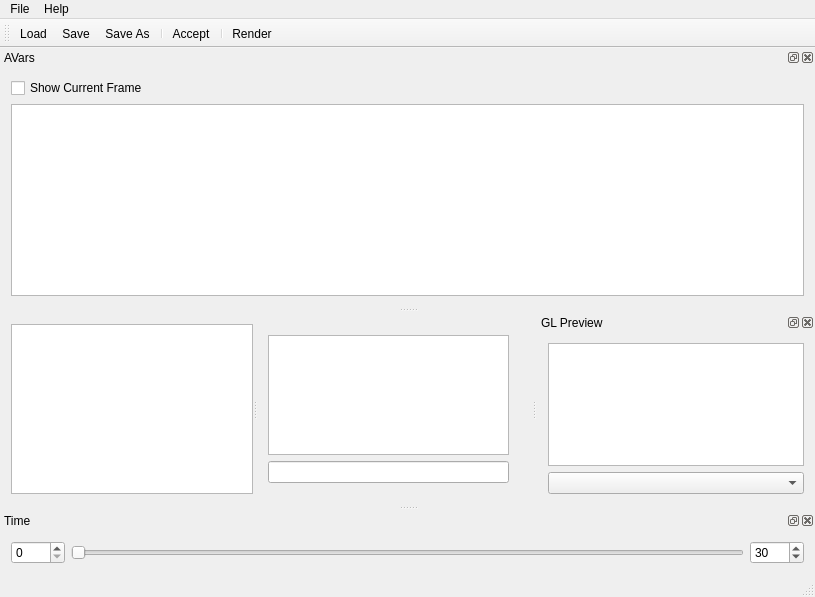
The window that app/mainwindow.ui (pgregory/giselle) describes before a commit, drawn with Qt 5.
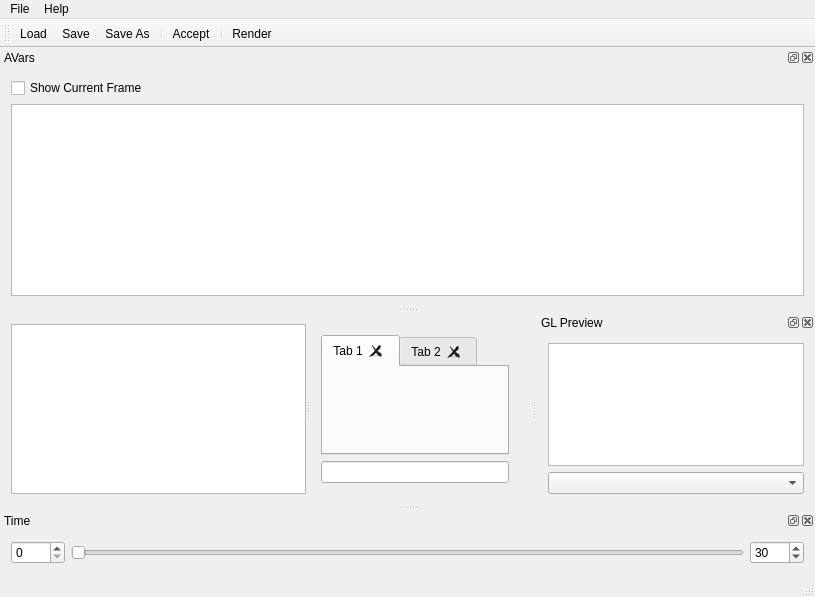
The same window after the commit. Custom widgets are drawn as their Qt base class.

Commit message:
Make node text editor tabulated.
 * Open a new tab on editing the body of a node, unless
   a tab is already open, in which case, switch to the tab.
 * No ability to close the tabs yet.

```diff
--- a/app/mainwindow.ui
+++ b/app/mainwindow.ui
@@ -31,16 +31,26 @@
       <widget class="QWidget" name="layoutWidget">
        <layout class="QVBoxLayout" name="verticalLayout">
         <item>
-         <widget class="QTextEdit" name="mainEditor">
-          <property name="sizePolicy">
-           <sizepolicy hsizetype="Expanding" vsizetype="Expanding">
-            <horstretch>0</horstretch>
-            <verstretch>0</verstretch>
-           </sizepolicy>
+         <widget class="QTabWidget" name="editorTabWidget">
+          <property name="currentIndex">
+           <number>0</number>
           </property>
-          <property name="tabStopWidth">
-           <number>20</number>
+          <property name="tabsClosable">
+           <bool>true</bool>
           </property>
+          <property name="movable">
+           <bool>true</bool>
+          </property>
+          <widget class="QWidget" name="tab">
+           <attribute name="title">
+            <string>Tab 1</string>
+           </attribute>
+          </widget>
+          <widget class="QWidget" name="tab_2">
+           <attribute name="title">
+            <string>Tab 2</string>
+           </attribute>
+          </widget>
          </widget>
         </item>
         <item>
```
Left out of the diff: 7 changed lines with no effect on the pictures. The commit also changes 6 other files.
